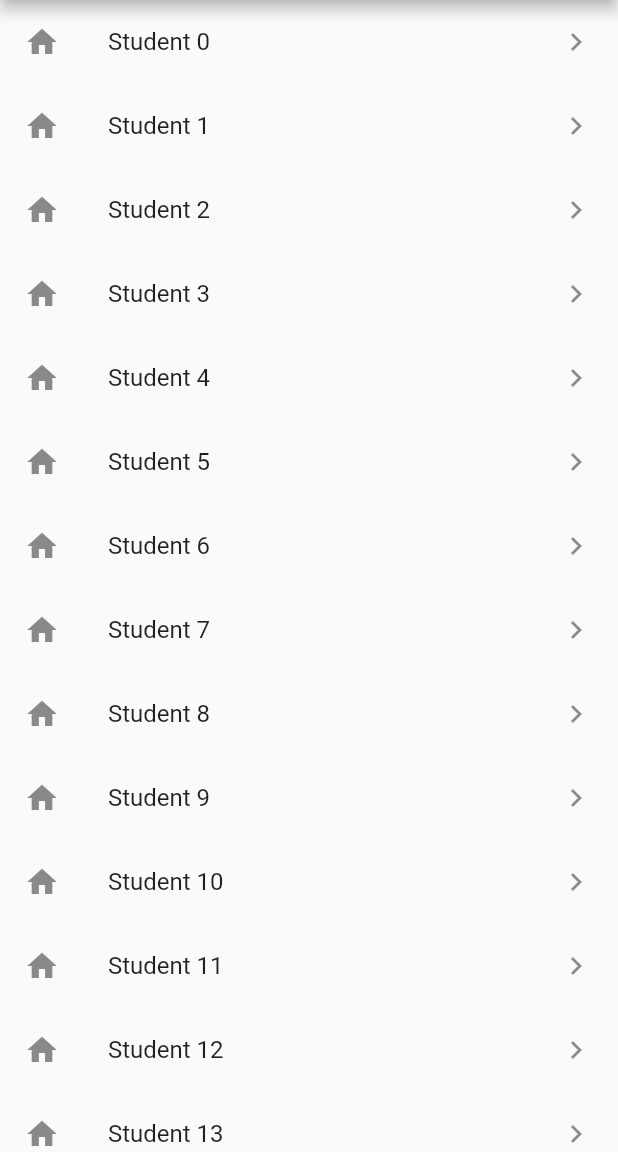
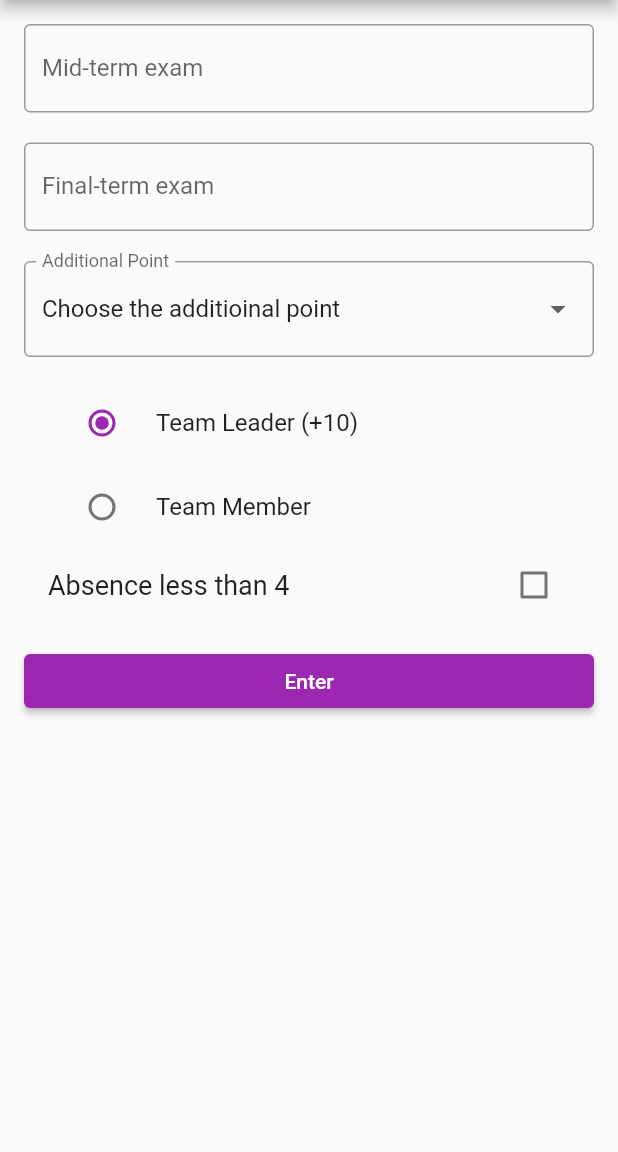
Before and after one commit to GwonHayeon/mobileAppDevelopment, a Flutter app: the screen it shows after launch, on a phone screen of 412 x 824 dp, the part 84-1236 px from its top. Run offline on Flutter 3.47's test engine with Material 2 defaults, Android fonts, the phone set to English and light mode, and no system bars.

Commit message:
1018 - use key

```diff
--- a/lib/main.dart
+++ b/lib/main.dart
@@ -1,7 +1,5 @@
-import 'dart:math';
 import "package:flutter/material.dart";
-
-enum Language { cpp, python, dart }
+enum Team { leader, member }
 
 void main() {
   runApp(MyApp());
@@ -9,11 +7,11 @@ void main() {
 
 class MyApp extends StatelessWidget {
   MyApp({super.key});
+
   @override
   Widget build(BuildContext context) {
     return MaterialApp(
-      //const제거
-      title: 'Receive User Information',
+      title: 'My Home Page',
       theme: ThemeData(
         primarySwatch: Colors.purple, //이것까지 해줘야함
       ),
@@ -31,6 +29,8 @@ class MyHomePage extends StatefulWidget {
 
 class _MyHomePageState extends State<MyHomePage> {
   List items = List.generate(20, (i) => i);
+
+
   @override
   Widget build(BuildContext context) {
     return Scaffold(
@@ -41,38 +41,190 @@ class _MyHomePageState extends State<MyHomePage> {
             onPressed: () {},
             icon: const Icon(
               Icons.add,
-              ),),
+            ),
+          ),
         ],
       ),
-        body: ReorderableListView.builder(
-            itemCount: items.length,
-            itemBuilder:(c,i){
-              return Dismissible(
-                background: Container(color: Colors.green,),
-                key: ValueKey(items[i]),
-                child: ListTile(
-                  title: Text("Student ${items[i]}"),
-                  leading : const Icon(Icons.home),
-                  trailing: const Icon(Icons.navigate_next),
-                ),
-                onDismissed: (direction){
-                  setState(() {
-                    items.removeAt(i);
-                    print(items);
-                  });
-                },
-              );
-            },
-            onReorder: (int oldIndex, int newIndex){
-                setState(() {
-                  if(oldIndex < newIndex){
-                    newIndex -= 1;
-                  }
-                  items.insert(newIndex, items.removeAt(oldIndex));
-                  print(items);
-                });
-          },
-        )
+      body: MyForm(),
     );
   }
 }
+
+class MyForm extends StatefulWidget {
+  const MyForm({super.key});
+
+  @override
+  State<MyForm> createState() => _MyFormState();
+}
+
+class _MyFormState extends State<MyForm> {
+  StudentResult studentResult = StudentResult(0, 0, 0, 0, true);
+
+  final _formKey = GlobalKey<FormState>();
+  final _midtermController = TextEditingController();
+  final _finalController = TextEditingController();
+  String _grade = " ";
+  Team _team = Team.leader;
+  final _valueList = List.generate(10, (index) => "$index point");
+  var _selectedValue = '0 point';
+  bool _isAbsense = false;
+
+  @override
+  Widget build(BuildContext context) {
+    return Padding(
+      padding: const EdgeInsets.all(16.0),
+      child: Form(
+          key: _formKey,
+          child: ListView(
+            children: [
+              TextFormField(
+                decoration: const InputDecoration(
+                  border: OutlineInputBorder(),
+                  labelText: 'Mid-term exam',
+                ),
+                validator: (value) {
+                  if (value == null || value.isEmpty) {
+                    return "Insert some text";
+                  } else if (int.tryParse(value) == null) {
+                    return 'Insert some integer';
+                  }
+                  return null;
+                },
+                onSaved: (value) {
+                  studentResult.midTermExam = int.parse(value!);
+                },
+              ),
+              const SizedBox(
+                height: 20,
+              ),
+              TextFormField(
+                decoration: const InputDecoration(
+                  border: OutlineInputBorder(),
+                  labelText: 'Final-term exam',
+                ),
+                validator: (value) {
+                  if (value == null || value.isEmpty) {
+                    return "Insert some text";
+                  } else if (int.tryParse(value) == null) {
+                    return 'Insert some integer';
+                  }
+                  return null;
+                },
+                onSaved: (value) {
+                  studentResult.finalTermExam = int.parse(value!);
+                },
+              ),
+              const SizedBox(
+                height: 20,
+              ),
+              DropdownButtonFormField(
+                decoration: const InputDecoration(
+                    border: OutlineInputBorder(),
+                    labelText: 'Additional Point'),
+                value: studentResult.additionalPoint,
+                items: List.generate(
+                  11,
+                  (i) {
+                    if (i == 0) {
+                      return DropdownMenuItem(
+                        value: i,
+                        child: const Text('Choose the additioinal point'),
+                      );
+                    }
+                    return DropdownMenuItem(
+                      value: i,
+                      child: Text('${i - 1} point'),
+                    );
+                  },
+                ),
+                onChanged: (value) {
+                  setState(() {
+                    studentResult.additionalPoint = value!;
+                  });
+                },
+                validator: (value) {
+                  if (value == 0) {
+                    return 'Please select the point';
+                  }
+                  return null;
+                },
+              ),
+              Padding(
+                padding: const EdgeInsets.all(16.0),
+                child: Column(
+                  children: [
+                    RadioListTile(
+                        title: Text("Team Leader (+10)"),
+                        value: Team.leader,
+                        groupValue: _team,
+                        onChanged: (value) {
+                          setState(() {
+                            _team = value!;
+                          });
+                        }),
+                    RadioListTile(
+                        title: Text("Team Member"),
+                        value: Team.member,
+                        groupValue: _team,
+                        onChanged: (value) {
+                          setState(() {
+                            _team = value!;
+                          });
+                        }),
+                    Row(
+                      mainAxisAlignment: MainAxisAlignment.spaceBetween,
+                      children: [
+                        Text(
+                          "Absence less than 4",
+                          style: TextStyle(fontSize: 18),
+                        ),
+                        Checkbox(
+                            value: _isAbsense,
+                            onChanged: (value) {
+                              setState(() {
+                                _isAbsense = value!;
+                              });
+                            }),
+                      ],
+                    ),
+                  ],
+                ),
+              ),
+              ElevatedButton(
+                  child: const Text('Enter'),
+                  onPressed: () {
+                    setState(() {
+                      if (_formKey.currentState!.validate()) {
+                        ScaffoldMessenger.of(context).showSnackBar(
+                            const SnackBar(content: Text("processing data")));
+                        _formKey.currentState!.save();
+                        print(studentResult);
+                      }
+                    });
+                  })
+            ],
+          )),
+    );
+  }
+}
+
+class StudentResult {
+  int midTermExam;
+  int finalTermExam;
+  int teamLeaderPoint;
+  int additionalPoint;
+  bool attendance;
+
+  StudentResult(this.midTermExam, this.finalTermExam, this.teamLeaderPoint,
+      this.additionalPoint, this.attendance);
+
+  @override
+  String toString() {
+    return '('
+        '$midTermExam,'
+        '$finalTermExam,'
+        '$teamLeaderPoint,'
+        '$additionalPoint, '
+        '$attendance)';
+  }
+}
```
Lines whose indentation alone changed are shown as unchanged.
